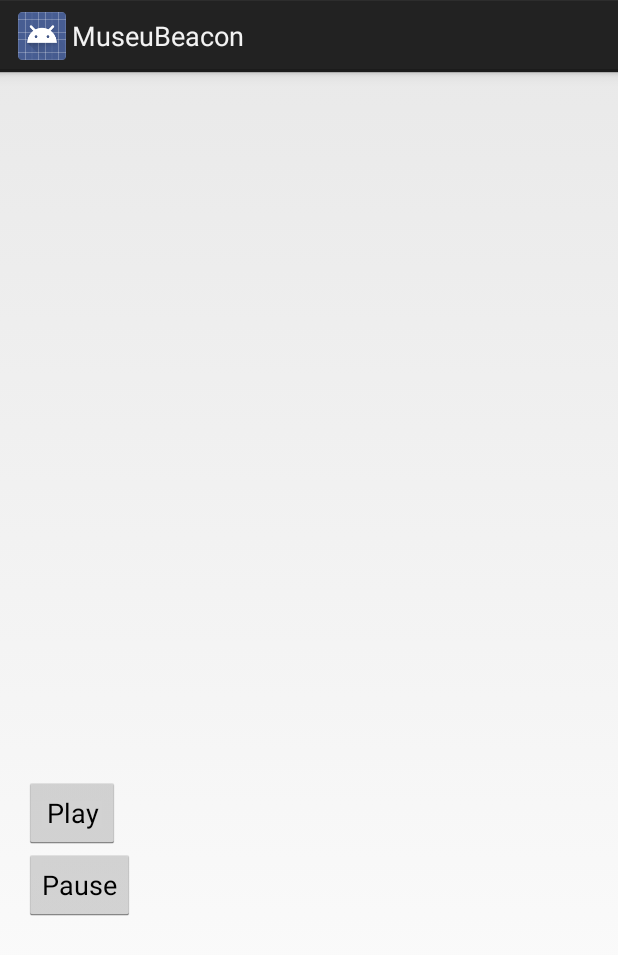
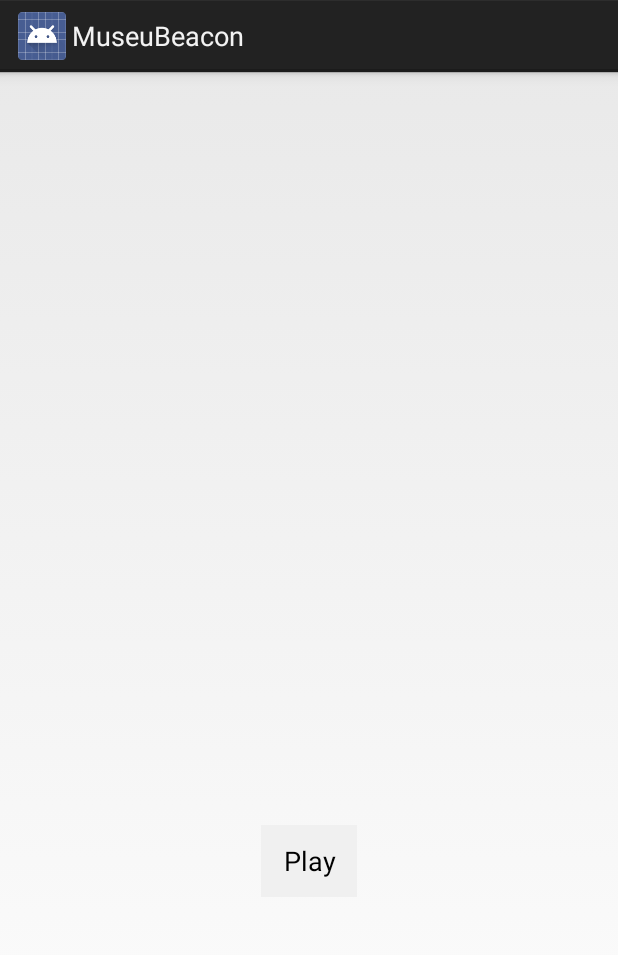
Before and after one commit to hartungm/BeaconMuseumSystem, an Android app: the fragment MainFragment shown on its own in the app's theme, after a tap on "Pause", on a phone screen of 412 x 824 dp. Shown: the top 955 px of the screen. Run offline under Robolectric (Android 15) with nearby library versions, the phone set to English and light mode, and no system bars; 6 statements that could not run were skipped; 1 other tap on this screen came first.

Commit message:
Added toggled play/pause button to audio

```diff
--- a/dev/android/MuseuBeacon/app/src/main/java/museubeacon/museubeacon/template/MainFragment.java
+++ b/dev/android/MuseuBeacon/app/src/main/java/museubeacon/museubeacon/template/MainFragment.java
@@ -65,8 +65,6 @@ public class MainFragment extends Fragment {
         });
         getActivity().setVolumeControlStream(AudioManager.STREAM_MUSIC);
         audioFile = obj.getAudio();
-        audioFile.getDataInBackground(new GetDataCallback() {
-            public void done(byte[] data, ParseException e) {
         mediaPlayer.setAudioStreamType(AudioManager.STREAM_MUSIC);
         try {
             mediaPlayer.setDataSource(audioFile.getUrl());
@@ -75,14 +73,15 @@ public class MainFragment extends Fragment {
         catch(Exception ex) {
             ex.printStackTrace();
         }
-            }
-        });
 
         // When play button is clicked for MediaPlayer, plays the audio file
         playButton.setOnClickListener(new View.OnClickListener() {
             @Override
             public void onClick(View v) {
                 mediaPlayer.start();
+                View secondView = getActivity().findViewById(R.id.pauseButton);
+                secondView.setVisibility(View.VISIBLE);
+                v.setVisibility(View.GONE);
             }
         });
 
@@ -91,6 +90,9 @@ public class MainFragment extends Fragment {
             @Override
             public void onClick(View v) {
                 mediaPlayer.pause();
+                View secondView = getActivity().findViewById(R.id.playButton);
+                secondView.setVisibility(View.VISIBLE);
+                v.setVisibility(View.GONE);
             }
         });
         return view;
--- a/dev/android/MuseuBeacon/app/src/main/res/layout/main_fragment.xml
+++ b/dev/android/MuseuBeacon/app/src/main/res/layout/main_fragment.xml
@@ -55,12 +55,18 @@
             android:layout_height="wrap_content"
             android:layout_width="wrap_content"
             android:id="@+id/playButton"
-            android:text="@string/play_button"/>
+            android:text="@string/play_button"
+            android:layout_gravity="center_horizontal"
+            android:background="#F0F0F0"
+            />
         <Button
             android:layout_height="wrap_content"
             android:layout_width="wrap_content"
             android:id="@+id/pauseButton"
-            android:text="@string/pause_button" />
+            android:text="@string/pause_button"
+            android:visibility="invisible"
+            android:layout_gravity="center_horizontal"
+            android:background="#F0F0F0" />
     </LinearLayout>
 
 </RelativeLayout>
```
Lines whose indentation alone changed are shown as unchanged.
